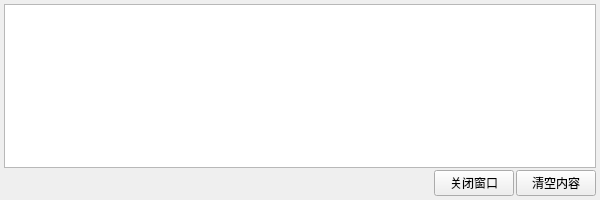
Qt form source/awespykit/ui/generic_output.ui (hrpzcf/AwesomePyKit) before a commit.
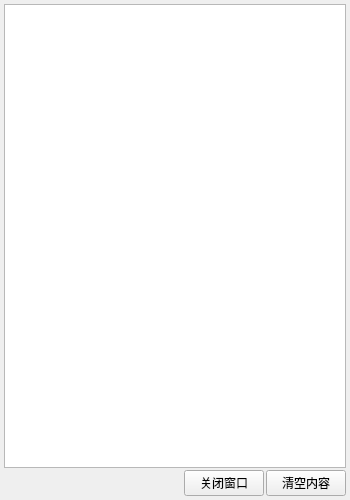
The same form after that commit.

Commit message: 更改控制台输出窗口的默认标题

The edit to the form file:
```diff
--- a/source/awespykit/ui/generic_output.ui
+++ b/source/awespykit/ui/generic_output.ui
@@ -6,8 +6,8 @@
    <rect>
     <x>0</x>
     <y>0</y>
-    <width>600</width>
-    <height>200</height>
+    <width>350</width>
+    <height>500</height>
    </rect>
   </property>
   <property name="font">
```
Left out of the diff: 2 changed lines with no effect on the pictures. The commit also changes 1 other file.
